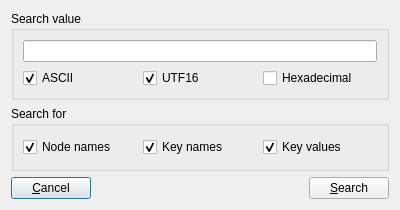
The window that trunk/dlgsearch.ui (digitalsleuth/fred) describes before a commit, drawn with Qt 5.
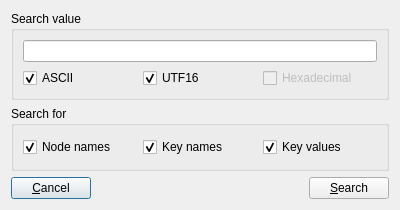
The same window after the commit. Icons and pictures are not drawn.

```diff
--- a/trunk/dlgsearch.ui
+++ b/trunk/dlgsearch.ui
@@ -57,6 +57,9 @@
         </item>
         <item>
          <widget class="QCheckBox" name="CbHex">
+          <property name="enabled">
+           <bool>false</bool>
+          </property>
           <property name="text">
            <string>Hexadecimal</string>
           </property>
```
